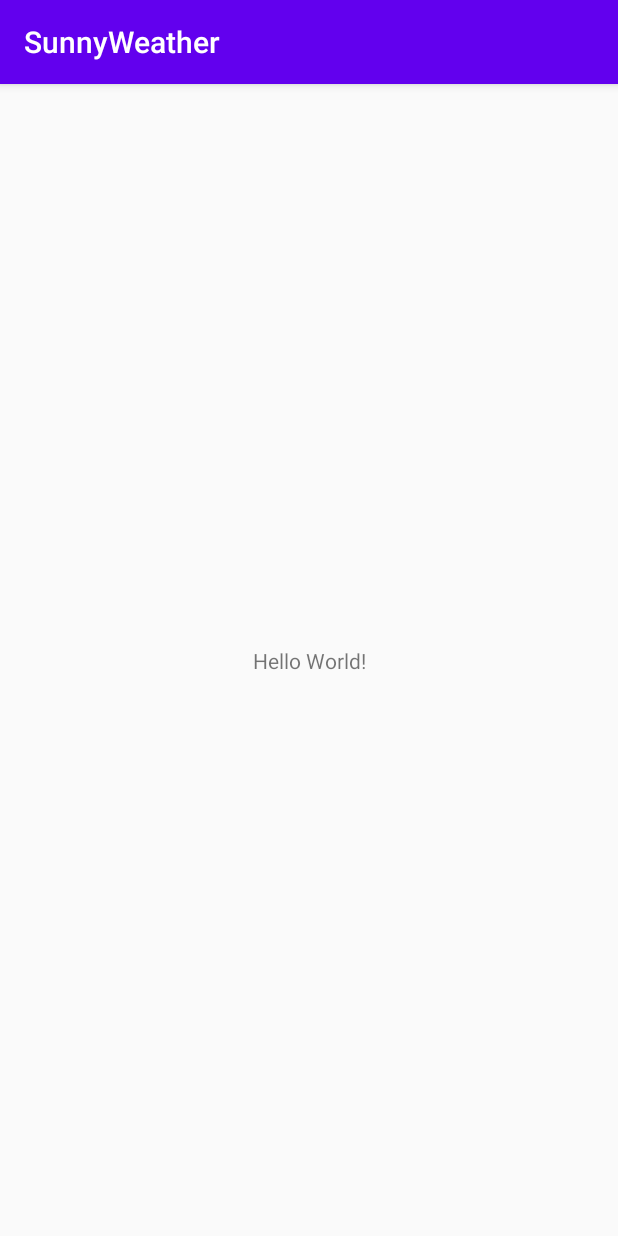
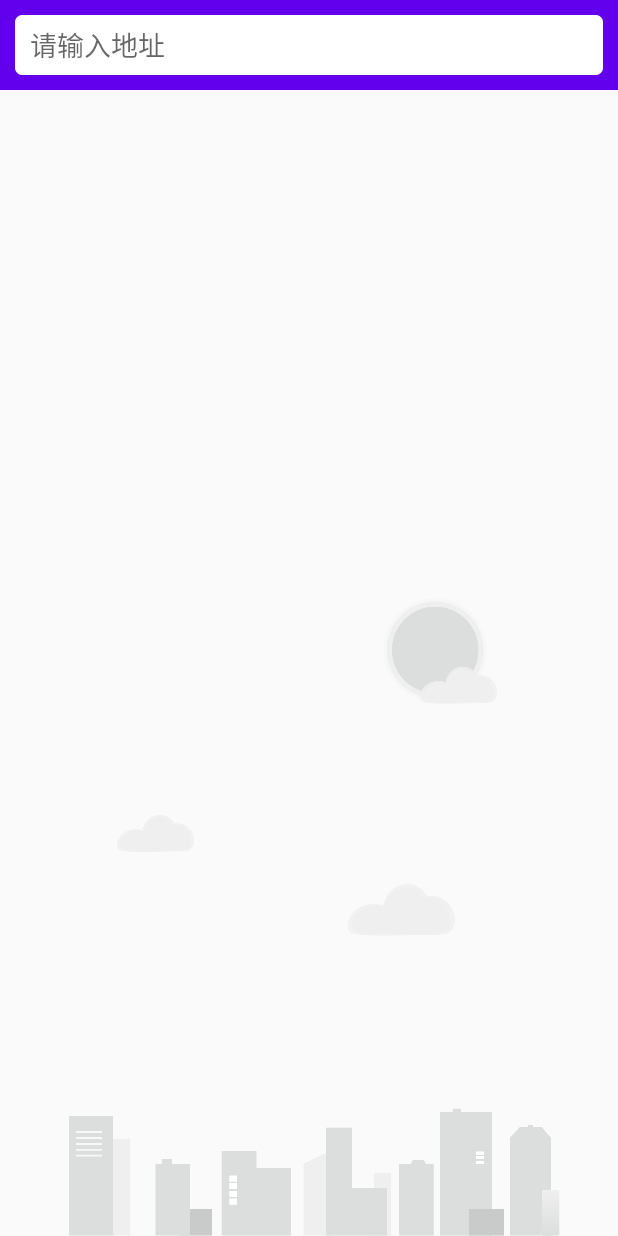
Before and after one commit to Neymy6247/SunnyWeather, an Android app: the screen it shows after launch (MainActivity), on a phone screen of 412 x 824 dp. Run offline under Robolectric (Android 15) with nearby library versions, the phone set to English and light mode, and no system bars; 1 statement that could not run was skipped.

Commit message:
完成了第一阶段的任务（在线搜索及相关UI界面）

```diff
--- a/app/src/main/AndroidManifest.xml
+++ b/app/src/main/AndroidManifest.xml
@@ -1,6 +1,8 @@
 <?xml version="1.0" encoding="utf-8"?>
 <manifest xmlns:android="http://schemas.android.com/apk/res/android"
     package="com.sunnyweather.android">
+
+    <uses-permission android:name="android.permission.INTERNET" />
 
     <application
         android:name=".SunnyWeatherApplication"
--- a/app/src/main/java/com/sunnyweather/android/logic/Repository.kt
+++ b/app/src/main/java/com/sunnyweather/android/logic/Repository.kt
@@ -1,3 +1,6 @@
+/**
+ * 仓库层：主要是希望当存在本地缓存时，直接返回缓存数据
+ */
 package com.sunnyweather.android.logic
 
 import androidx.lifecycle.liveData
@@ -21,6 +24,6 @@ object Repository {
         } catch (e: Exception){
             Result.failure<List<Place>>(e)
         }
-        emit(result as Result<List<Place>>)
+        emit(result)
     }
 }
--- a/app/src/main/java/com/sunnyweather/android/logic/model/PlaceResponse.kt
+++ b/app/src/main/java/com/sunnyweather/android/logic/model/PlaceResponse.kt
@@ -1,3 +1,6 @@
+/**
+ * 需请求的各数据的相关属性
+ */
 package com.sunnyweather.android.logic.model
 
 import com.google.gson.annotations.SerializedName
--- a/app/src/main/java/com/sunnyweather/android/logic/network/PlaceService.kt
+++ b/app/src/main/java/com/sunnyweather/android/logic/network/PlaceService.kt
@@ -10,4 +10,5 @@ interface PlaceService {
 
     @GET("v2/place?token=${SunnyWeatherApplication.TOKEN}&lang=zh_CN")
     fun searchPlaces(@Query("query") query: String) : Call<PlaceResponse>
+
 }
--- a/app/src/main/java/com/sunnyweather/android/logic/network/ServiceCreator.kt
+++ b/app/src/main/java/com/sunnyweather/android/logic/network/ServiceCreator.kt
@@ -1,8 +1,10 @@
+/**
+ * retrofit构建器
+ */
 package com.sunnyweather.android.logic.network
 
 import retrofit2.Retrofit
 import retrofit2.converter.gson.GsonConverterFactory
-import retrofit2.create
 
 object ServiceCreator {
 
@@ -13,7 +15,7 @@ object ServiceCreator {
         .addConverterFactory(GsonConverterFactory.create())
         .build()
 
-    fun <T> create(serviceClass: Class<T>):T = retrofit.create(serviceClass)
+    fun <T> create(serviceClass: Class<T>): T = retrofit.create(serviceClass)
 
     inline fun <reified T> create(): T = create(T::class.java)
 }
--- /dev/null
+++ b/app/src/main/java/com/sunnyweather/android/ui/place/PlaceFragment.kt
@@ -0,0 +1,60 @@
+package com.sunnyweather.android.ui.place
+
+import android.os.Bundle
+import android.util.Log
+import android.view.LayoutInflater
+import android.view.View
+import android.view.ViewGroup
+import android.widget.Toast
+import androidx.core.widget.addTextChangedListener
+import androidx.fragment.app.Fragment
+import androidx.lifecycle.Observer
+import androidx.lifecycle.ViewModelProvider
+import androidx.recyclerview.widget.LinearLayoutManager
+import com.sunnyweather.android.R
+import kotlinx.android.synthetic.main.fragment_place.*
+
+class PlaceFragment : Fragment() {
+
+    private val viewModel by lazy { ViewModelProvider(this).get(PlaceViewModel::class.java) }
+
+    private lateinit var adapter: PlaceAdapter
+
+    override fun onCreateView(inflater: LayoutInflater, container: ViewGroup?,
+        savedInstanceState: Bundle?): View? {
+        return inflater.inflate(R.layout.fragment_place,container,false)
+    }
+
+    override fun onActivityCreated(savedInstanceState: Bundle?) {
+        super.onActivityCreated(savedInstanceState)
+        val layoutManager = LinearLayoutManager(activity)
+        recyclerView.layoutManager = layoutManager
+        adapter = PlaceAdapter(this,viewModel.placeList)
+        recyclerView.adapter = adapter
+        searchPlaceEdit.addTextChangedListener { editable ->
+            val content = editable.toString()
+            if (content.isNotEmpty()){
+                Log.d("fragment","111111111111111111111111111")
+                viewModel.searchPlaces(content)
+            } else {
+                recyclerView.visibility = View.GONE
+                bgImageView.visibility = View.VISIBLE
+                viewModel.placeList.clear()
+                adapter.notifyDataSetChanged()
+            }
+        }
+        viewModel.placeLiveData.observe(viewLifecycleOwner, Observer { result ->
+            val places = result.getOrNull()
+            if (places != null) {
+                recyclerView.visibility = View.VISIBLE
+                bgImageView.visibility = View.GONE
+                viewModel.placeList.clear()
+                viewModel.placeList.addAll(places)
+                adapter.notifyDataSetChanged()
+            } else{
+                Toast.makeText(activity,"未能查询到任何地点",Toast.LENGTH_SHORT).show()
+                result.exceptionOrNull()?.printStackTrace()
+            }
+        })
+    }
+}
--- a/app/src/main/java/com/sunnyweather/android/ui/place/PlaceViewModel.kt
+++ b/app/src/main/java/com/sunnyweather/android/ui/place/PlaceViewModel.kt
@@ -1,3 +1,6 @@
+/**
+ * ViewModel层
+ */
 package com.sunnyweather.android.ui.place
 
 import androidx.lifecycle.MutableLiveData
--- a/app/src/main/res/layout/activity_main.xml
+++ b/app/src/main/res/layout/activity_main.xml
@@ -1,18 +1,12 @@
 <?xml version="1.0" encoding="utf-8"?>
-<androidx.constraintlayout.widget.ConstraintLayout xmlns:android="http://schemas.android.com/apk/res/android"
-    xmlns:app="http://schemas.android.com/apk/res-auto"
-    xmlns:tools="http://schemas.android.com/tools"
+<FrameLayout xmlns:android="http://schemas.android.com/apk/res/android"
     android:layout_width="match_parent"
-    android:layout_height="match_parent"
-    tools:context=".MainActivity">
+    android:layout_height="match_parent">
 
-    <TextView
-        android:layout_width="wrap_content"
-        android:layout_height="wrap_content"
-        android:text="Hello World!"
-        app:layout_constraintBottom_toBottomOf="parent"
-        app:layout_constraintLeft_toLeftOf="parent"
-        app:layout_constraintRight_toRightOf="parent"
-        app:layout_constraintTop_toTopOf="parent" />
+    <fragment
+        android:id="@+id/placeFragment"
+        android:name="com.sunnyweather.android.ui.place.PlaceFragment"
+        android:layout_width="match_parent"
+        android:layout_height="match_parent"/>
 
-</androidx.constraintlayout.widget.ConstraintLayout>
+</FrameLayout>
--- /dev/null
+++ b/app/src/main/res/layout/fragment_place.xml
@@ -0,0 +1,40 @@
+<?xml version="1.0" encoding="utf-8"?>
+<RelativeLayout xmlns:android="http://schemas.android.com/apk/res/android"
+    android:layout_width="match_parent"
+    android:layout_height="match_parent"
+    android:background="?android:windowBackground">
+
+    <ImageView
+        android:id="@+id/bgImageView"
+        android:layout_width="match_parent"
+        android:layout_height="wrap_content"
+        android:layout_alignParentBottom="true"
+        android:src="@drawable/bg_place"/>
+
+    <FrameLayout
+        android:id="@+id/actionBarLayout"
+        android:layout_width="match_parent"
+        android:layout_height="60dp"
+        android:background="@color/colorPrimary">
+
+        <EditText
+            android:id="@+id/searchPlaceEdit"
+            android:layout_width="match_parent"
+            android:layout_height="40dp"
+            android:layout_gravity="center_vertical"
+            android:layout_marginStart="10dp"
+            android:layout_marginEnd="10dp"
+            android:paddingStart="10dp"
+            android:paddingEnd="10dp"
+            android:hint="@string/remind"
+            android:background="@drawable/search_bg"/>
+    </FrameLayout>
+
+    <androidx.recyclerview.widget.RecyclerView
+        android:id="@+id/recyclerView"
+        android:layout_width="match_parent"
+        android:layout_height="match_parent"
+        android:layout_below="@+id/actionBarLayout"
+        android:visibility="gone"/>
+
+</RelativeLayout>
--- a/app/src/main/res/values/strings.xml
+++ b/app/src/main/res/values/strings.xml
@@ -1,3 +1,4 @@
 <resources>
     <string name="app_name">SunnyWeather</string>
+    <string name="remind">请输入地址</string>
 </resources>
--- a/app/src/main/res/values/styles.xml
+++ b/app/src/main/res/values/styles.xml
@@ -1,7 +1,7 @@
 <resources>
 
     <!-- Base application theme. -->
-    <style name="AppTheme" parent="Theme.AppCompat.Light.DarkActionBar">
+    <style name="AppTheme" parent="Theme.AppCompat.Light.NoActionBar">
         <!-- Customize your theme here. -->
         <item name="colorPrimary">@color/colorPrimary</item>
         <item name="colorPrimaryDark">@color/colorPrimaryDark</item>
```
Also changed, not shown: app/build.gradle (+9 -0 lines), app/src/main/java/com/sunnyweather/android/logic/network/SunnyWeatherNetwork.kt (+6 -1 lines), app/src/main/java/com/sunnyweather/android/ui/place/PlaceAdapter.kt (added, +36 -0 lines), app/src/main/res/layout/place_item.xml (added, +35 -0 lines).
